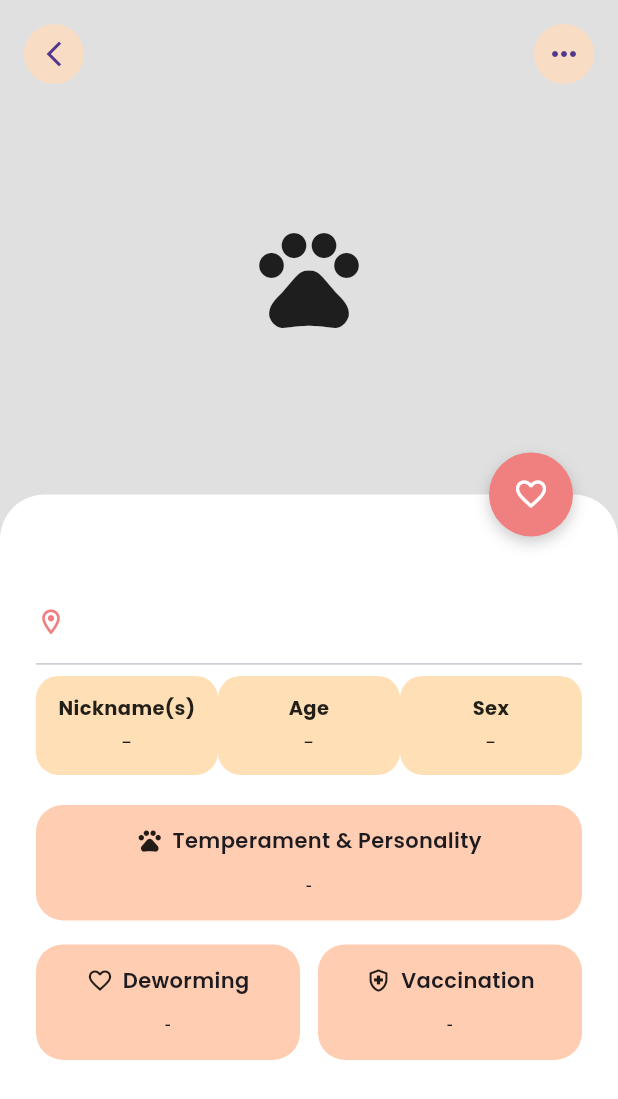
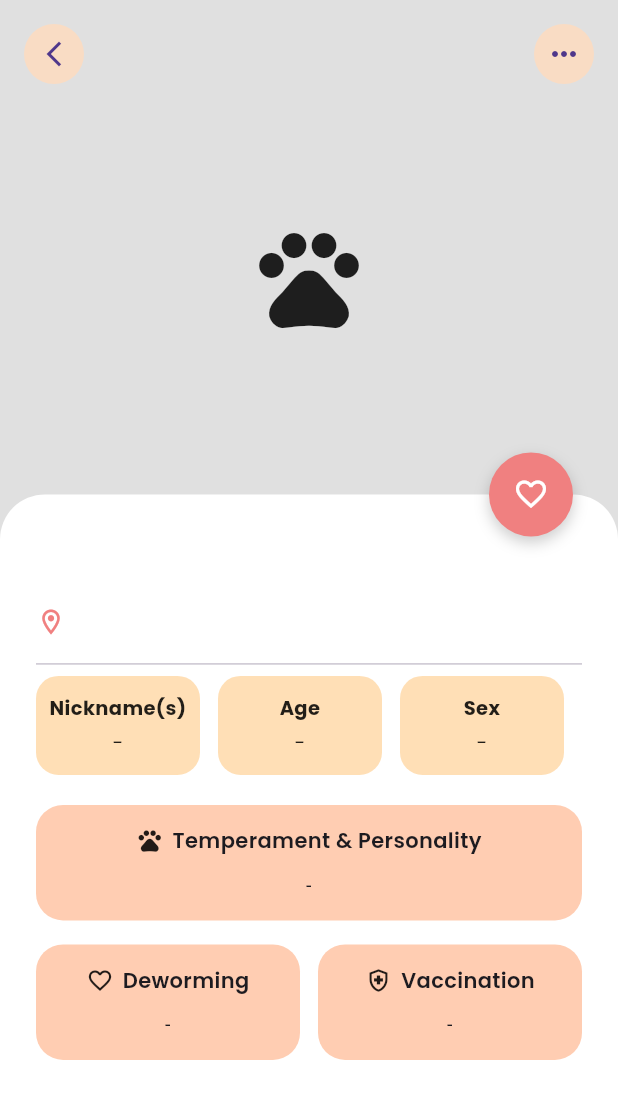
Before and after one commit to smcdelacruz/CMSC156-Embark-App, a Flutter app: the FeaturePage screen opened directly with empty values, on a phone screen of 412 x 824 dp. Shown: the top 1099 px of the screen. Run offline on Flutter 3.47's test engine with Material 3 defaults, Android fonts, the phone set to English and light mode, and no system bars; drawn by our look-alikes of like_button; our stand-ins replace google_fonts, image_picker, shared_preferences; accounts and stored records are empty.

Commit message:
ui fixes

```diff
--- a/lib/screens/feature_page/feature_page.dart
+++ b/lib/screens/feature_page/feature_page.dart
@@ -1,3 +1,7 @@
+/* This is the Feature Page that shows all the details of a specific pet entry.
+* It includes a large background image, pet details, and an "Edit" and "Archive" options.
+*/
+
 import 'dart:io';
 import 'package:flutter/material.dart';
 import 'package:google_fonts/google_fonts.dart';
@@ -105,7 +109,12 @@ class _FeaturePageState extends State<FeaturePage> {
                 borderRadius: BorderRadius.vertical(top: Radius.circular(30)),
               ),
               child: SingleChildScrollView(
-                padding: const EdgeInsets.fromLTRB(24, 30, 24, 40),
+                padding: const EdgeInsets.only(
+                  top: 30,
+                  left: 24,
+                  right: 24,
+                  bottom: 40,
+                ),
                 child: Column(
                   crossAxisAlignment: CrossAxisAlignment.start,
                   children: [
@@ -128,7 +137,7 @@ class _FeaturePageState extends State<FeaturePage> {
                           color: Color(0xFFF08080),
                           size: 20,
                         ),
-                        const SizedBox(width: 6),
+                        const SizedBox(width: 8),
                         Expanded(
                           child: Text(
                             widget.stray.locations.join(", "),
@@ -151,18 +160,21 @@ class _FeaturePageState extends State<FeaturePage> {
                               ? "-"
                               : widget.stray.nickname,
                         ),
+                        SizedBox(width: 12),
                         FeaturePageStats(
                           title: "Age",
                           value: widget.stray.age.isEmpty
                               ? "-"
                               : widget.stray.age,
                         ),
+                        SizedBox(width: 12),
                         FeaturePageStats(
                           title: "Sex",
                           value: widget.stray.sex.isEmpty
                               ? "-"
                               : widget.stray.sex,
                         ),
+                        SizedBox(width: 12),
                       ],
                     ),
 
```
